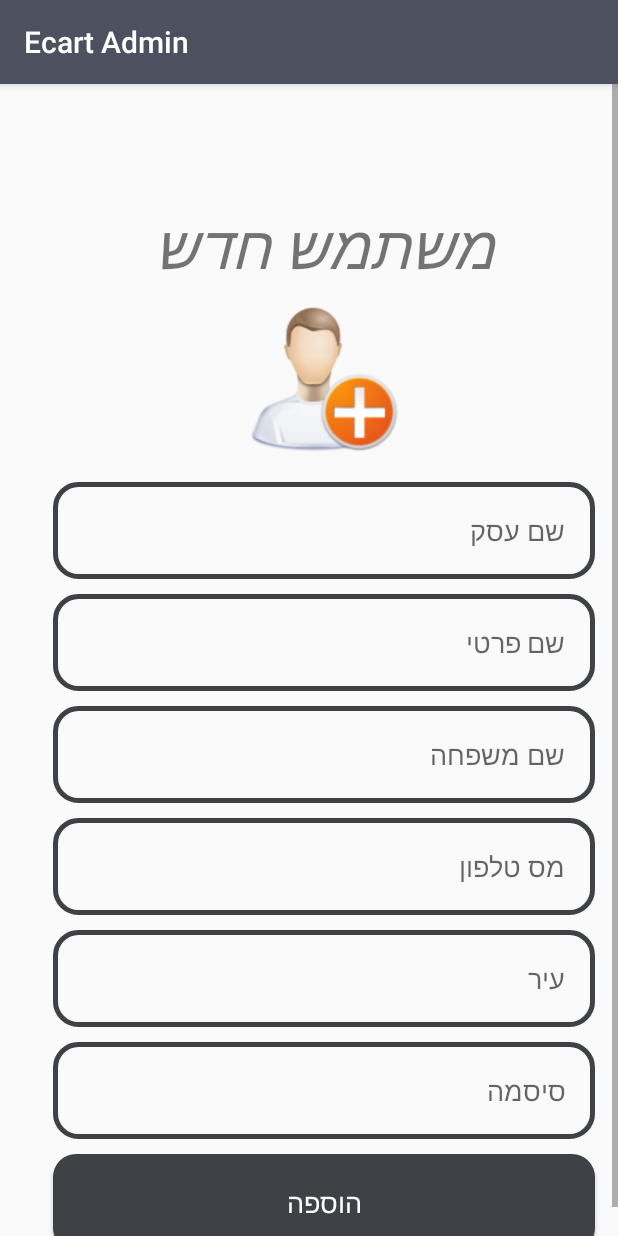
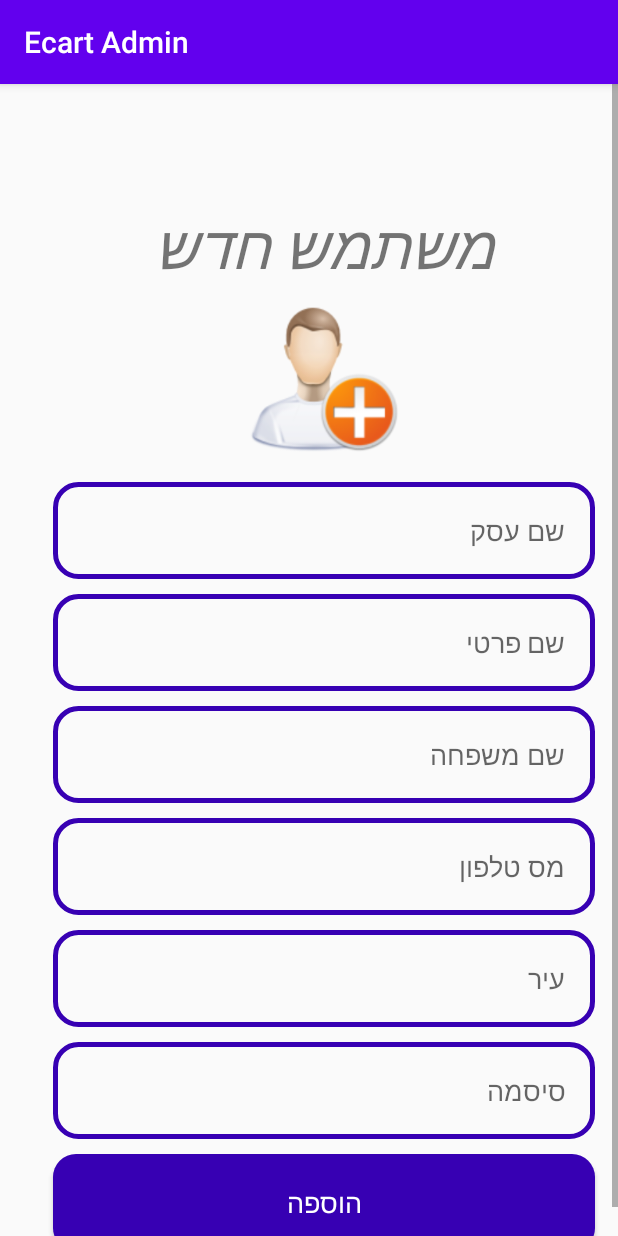
Before and after one commit to hanimanaa/EcartAdmin, an Android app: the HomeActivity screen opened directly, with no data from a screen before it, in the options menu, after a tap on "הוספת לקוח חדש", on a phone screen of 412 x 824 dp. Run offline under Robolectric (Android 15) with nearby library versions, the phone set to English and light mode, and no system bars; our stand-ins replace Firebase (no records; nobody signed in at launch, a user with empty details on screens opened directly), Picasso; libraries missing offline, so code that uses them is left out: io.paperdb; 1 statement that could not run was skipped.

Commit message:
change primary color

```diff
--- a/app/src/main/res/values/colors.xml
+++ b/app/src/main/res/values/colors.xml
@@ -1,6 +1,6 @@
 <?xml version="1.0" encoding="utf-8"?>
 <resources>
-    <color name="colorPrimary">#4c505F</color>
-    <color name="colorPrimaryDark">#3E4145</color>
-    <color name="colorAccent">#10A8E5</color>
+    <color name="colorPrimary">#6200EE</color>
+    <color name="colorPrimaryDark">#3700B3</color>
+    <color name="colorAccent">#03DAC5</color>
 </resources>
```
